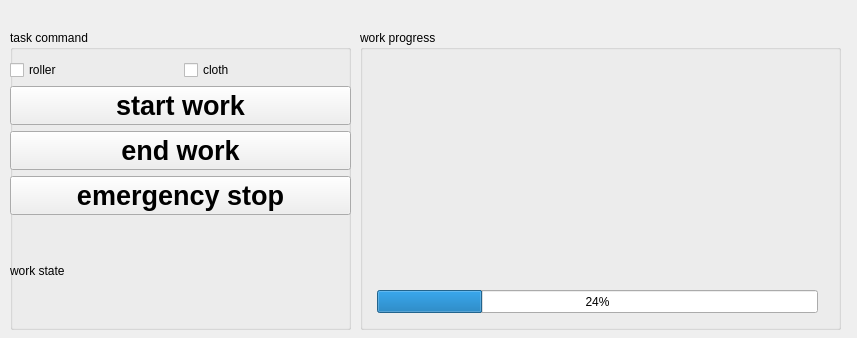
First picture: the form in rqt_example/resource/rqt_example.ui, repository sdds3441/cobot1_ws, before the edit.
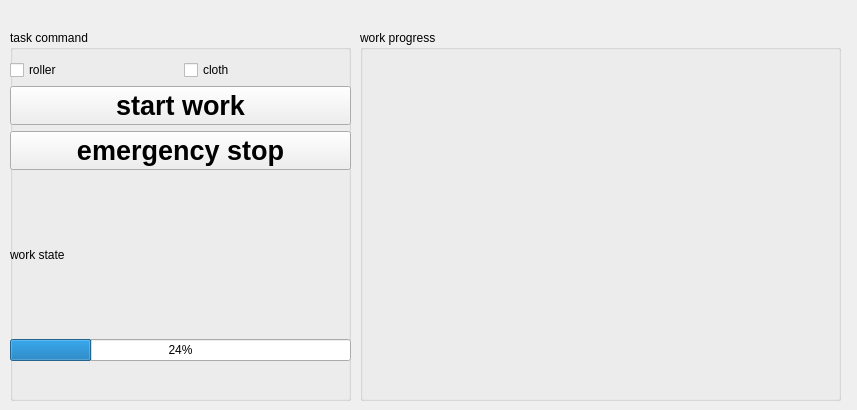
Second picture: the form after the edit.

```diff
--- a/rqt_example/resource/rqt_example.ui
+++ b/rqt_example/resource/rqt_example.ui
@@ -7,7 +7,7 @@
     <x>0</x>
     <y>0</y>
     <width>857</width>
-    <height>338</height>
+    <height>410</height>
    </rect>
   </property>
   <property name="windowTitle">
@@ -19,25 +19,12 @@
      <x>360</x>
      <y>30</y>
      <width>481</width>
-     <height>300</height>
+     <height>371</height>
     </rect>
    </property>
    <property name="title">
     <string>work progress</string>
    </property>
-   <widget class="QProgressBar" name="progressBar">
-    <property name="geometry">
-     <rect>
-      <x>17</x>
-      <y>260</y>
-      <width>441</width>
-      <height>23</height>
-     </rect>
-    </property>
-    <property name="value">
-     <number>24</number>
-    </property>
-   </widget>
    <widget class="QWidget" name="board_widget" native="true">
     <property name="geometry">
      <rect>
@@ -55,7 +42,7 @@
      <x>10</x>
      <y>30</y>
      <width>341</width>
-     <height>300</height>
+     <height>371</height>
     </rect>
    </property>
    <property name="title">
@@ -67,24 +54,10 @@
       <x>0</x>
       <y>30</y>
       <width>341</width>
-      <height>261</height>
+      <height>301</height>
      </rect>
     </property>
     <layout class="QGridLayout" name="grid_layout">
-     <item row="5" column="0">
-      <widget class="QPushButton" name="push_button_estop">
-       <property name="font">
-        <font>
-         <pointsize>20</pointsize>
-         <weight>75</weight>
-         <bold>true</bold>
-        </font>
-       </property>
-       <property name="text">
-        <string>emergency stop</string>
-       </property>
-      </widget>
-     </item>
      <item row="0" column="0">
       <layout class="QHBoxLayout" name="horizontalLayout">
        <item>
@@ -103,23 +76,6 @@
        </item>
       </layout>
      </item>
-     <item row="4" column="0">
-      <widget class="QPushButton" name="push_button_end">
-       <property name="enabled">
-        <bool>true</bool>
-       </property>
-       <property name="font">
-        <font>
-         <pointsize>20</pointsize>
-         <weight>75</weight>
-         <bold>true</bold>
-        </font>
-       </property>
-       <property name="text">
-        <string>end work</string>
-       </property>
-      </widget>
-     </item>
      <item row="3" column="0">
       <widget class="QPushButton" name="push_button_start">
        <property name="font">
@@ -134,13 +90,34 @@
        </property>
       </widget>
      </item>
-     <item row="6" column="0">
+     <item row="5" column="0">
       <widget class="QLabel" name="label_state">
        <property name="text">
         <string>work state</string>
        </property>
       </widget>
      </item>
+     <item row="4" column="0">
+      <widget class="QPushButton" name="push_button_estop">
+       <property name="font">
+        <font>
+         <pointsize>20</pointsize>
+         <weight>75</weight>
+         <bold>true</bold>
+        </font>
+       </property>
+       <property name="text">
+        <string>emergency stop</string>
+       </property>
+      </widget>
+     </item>
+     <item row="6" column="0">
+      <widget class="QProgressBar" name="progressBar">
+       <property name="value">
+        <number>24</number>
+       </property>
+      </widget>
+     </item>
     </layout>
    </widget>
   </widget>
```
